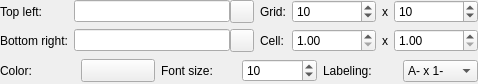
Above: src/ui/qgsguidegridwidgetbase.ui from kadas-albireo/kadas-albireo before the change. Below: the same form after it.
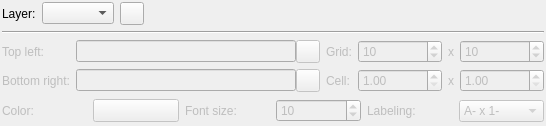
That is the form after the change. Icons and pictures are not drawn. Custom widgets are drawn as their Qt base class.

Commit message: Support multiple guide grid layers

The edit to the form file:
```diff
--- a/src/ui/qgsguidegridwidgetbase.ui
+++ b/src/ui/qgsguidegridwidgetbase.ui
@@ -6,13 +6,69 @@
    <rect>
     <x>0</x>
     <y>0</y>
-    <width>478</width>
-    <height>84</height>
+    <width>546</width>
+    <height>126</height>
    </rect>
   </property>
   <property name="windowTitle">
    <string>Form</string>
   </property>
+  <layout class="QGridLayout" name="gridLayout_2">
+   <property name="leftMargin">
+    <number>2</number>
+   </property>
+   <property name="topMargin">
+    <number>2</number>
+   </property>
+   <property name="rightMargin">
+    <number>2</number>
+   </property>
+   <property name="bottomMargin">
+    <number>2</number>
+   </property>
+   <item row="0" column="2">
+    <widget class="QToolButton" name="toolButtonAddLayer">
+     <property name="icon">
+      <iconset resource="../../images/images.qrc">
+       <normaloff>:/images/themes/default/mActionAdd.png</normaloff>:/images/themes/default/mActionAdd.png</iconset>
+     </property>
+    </widget>
+   </item>
+   <item row="0" column="1">
+    <widget class="QComboBox" name="comboBoxLayer"/>
+   </item>
+   <item row="0" column="0">
+    <widget class="QLabel" name="labelLayer">
+     <property name="text">
+      <string>Layer:</string>
+     </property>
+    </widget>
+   </item>
+   <item row="0" column="3">
+    <spacer name="horizontalSpacer">
+     <property name="orientation">
+      <enum>Qt::Horizontal</enum>
+     </property>
+     <property name="sizeHint" stdset="0">
+      <size>
+       <width>40</width>
+       <height>20</height>
+      </size>
+     </property>
+    </spacer>
+   </item>
+   <item row="1" column="0" colspan="4">
+    <widget class="Line" name="line">
+     <property name="orientation">
+      <enum>Qt::Horizontal</enum>
+     </property>
+    </widget>
+   </item>
+   <item row="2" column="0" colspan="4">
+    <widget class="QWidget" name="widgetLayerSetup" native="true">
+     <property name="enabled">
+      <bool>false</bool>
+     </property>
   <layout class="QGridLayout" name="gridLayout">
    <property name="leftMargin">
     <number>0</number>
@@ -26,6 +82,72 @@
    <property name="bottomMargin">
     <number>0</number>
    </property>
+      <item row="0" column="0">
+       <widget class="QLabel" name="labelTopLeft">
+        <property name="text">
+         <string>Top left:</string>
+        </property>
+       </widget>
+      </item>
+      <item row="0" column="1">
+       <widget class="QWidget" name="widget_2" native="true">
+        <layout class="QHBoxLayout" name="horizontalLayout">
+         <property name="spacing">
+          <number>0</number>
+         </property>
+         <property name="leftMargin">
+          <number>0</number>
+         </property>
+         <property name="topMargin">
+          <number>0</number>
+         </property>
+         <property name="rightMargin">
+          <number>0</number>
+         </property>
+         <property name="bottomMargin">
+          <number>0</number>
+         </property>
+         <item>
+          <widget class="QLineEdit" name="lineEditTopLeft">
+           <property name="alignment">
+            <set>Qt::AlignCenter</set>
+           </property>
+          </widget>
+         </item>
+         <item>
+          <widget class="QToolButton" name="toolButtonPickTopLeft">
+           <property name="icon">
+            <iconset resource="../../images/images.qrc">
+             <normaloff>:/images/themes/default/mActionPick.svg</normaloff>:/images/themes/default/mActionPick.svg</iconset>
+           </property>
+          </widget>
+         </item>
+        </layout>
+       </widget>
+      </item>
+      <item row="0" column="2">
+       <widget class="QLabel" name="labelGrid">
+        <property name="text">
+         <string>Grid:</string>
+        </property>
+       </widget>
+      </item>
+      <item row="0" column="3">
+       <widget class="QSpinBox" name="spinBoxCols">
+        <property name="toolTip">
+         <string>Columns</string>
+        </property>
+        <property name="minimum">
+         <number>1</number>
+        </property>
+        <property name="maximum">
+         <number>1000</number>
+        </property>
+        <property name="value">
+         <number>10</number>
+        </property>
+       </widget>
+      </item>
    <item row="0" column="4">
     <widget class="QLabel" name="labelGridX">
      <property name="text">
@@ -49,8 +171,15 @@
      </property>
     </widget>
    </item>
+      <item row="1" column="0">
+       <widget class="QLabel" name="labelBottomRight">
+        <property name="text">
+         <string>Bottom right:</string>
+        </property>
+       </widget>
+      </item>
    <item row="1" column="1">
-    <widget class="QWidget" name="widget_2" native="true">
+       <widget class="QWidget" name="widget_4" native="true">
      <layout class="QHBoxLayout" name="horizontalLayout_2">
       <property name="spacing">
        <number>0</number>
@@ -85,27 +214,6 @@
      </layout>
     </widget>
    </item>
-   <item row="0" column="0">
-    <widget class="QLabel" name="labelTopLeft">
-     <property name="text">
-      <string>Top left:</string>
-     </property>
-    </widget>
-   </item>
-   <item row="1" column="0">
-    <widget class="QLabel" name="labelBottomRight">
-     <property name="text">
-      <string>Bottom right:</string>
-     </property>
-    </widget>
-   </item>
-   <item row="0" column="2">
-    <widget class="QLabel" name="labelGrid">
-     <property name="text">
-      <string>Grid:</string>
-     </property>
-    </widget>
-   </item>
    <item row="1" column="2">
     <widget class="QLabel" name="labelCell">
      <property name="text">
@@ -133,22 +241,6 @@
      </property>
     </widget>
    </item>
-   <item row="0" column="3">
-    <widget class="QSpinBox" name="spinBoxCols">
-     <property name="toolTip">
-      <string>Columns</string>
-     </property>
-     <property name="minimum">
-      <number>1</number>
-     </property>
-     <property name="maximum">
-      <number>1000</number>
-     </property>
-     <property name="value">
-      <number>10</number>
-     </property>
-    </widget>
-   </item>
    <item row="1" column="5">
     <widget class="QDoubleSpinBox" name="spinBoxHeight">
      <property name="toolTip">
@@ -165,42 +257,6 @@
      </property>
     </widget>
    </item>
-   <item row="0" column="1">
-    <widget class="QWidget" name="widget" native="true">
-     <layout class="QHBoxLayout" name="horizontalLayout">
-      <property name="spacing">
-       <number>0</number>
-      </property>
-      <property name="leftMargin">
-       <number>0</number>
-      </property>
-      <property name="topMargin">
-       <number>0</number>
-      </property>
-      <property name="rightMargin">
-       <number>0</number>
-      </property>
-      <property name="bottomMargin">
-       <number>0</number>
-      </property>
-      <item>
-       <widget class="QLineEdit" name="lineEditTopLeft">
-        <property name="alignment">
-         <set>Qt::AlignCenter</set>
-        </property>
-       </widget>
-      </item>
-      <item>
-       <widget class="QToolButton" name="toolButtonPickTopLeft">
-        <property name="icon">
-         <iconset resource="../../images/images.qrc">
-          <normaloff>:/images/themes/default/mActionPick.svg</normaloff>:/images/themes/default/mActionPick.svg</iconset>
-        </property>
-       </widget>
-      </item>
-     </layout>
-    </widget>
-   </item>
    <item row="2" column="0" colspan="6">
     <widget class="QWidget" name="widget_3" native="true">
      <layout class="QHBoxLayout" name="horizontalLayout_3">
@@ -269,6 +325,9 @@
           <string>1- x A-</string>
          </property>
         </item>
+          </widget>
+         </item>
+        </layout>
        </widget>
       </item>
      </layout>
```
Lines whose indentation alone changed are shown as unchanged. The commit also changes 5 other files.
